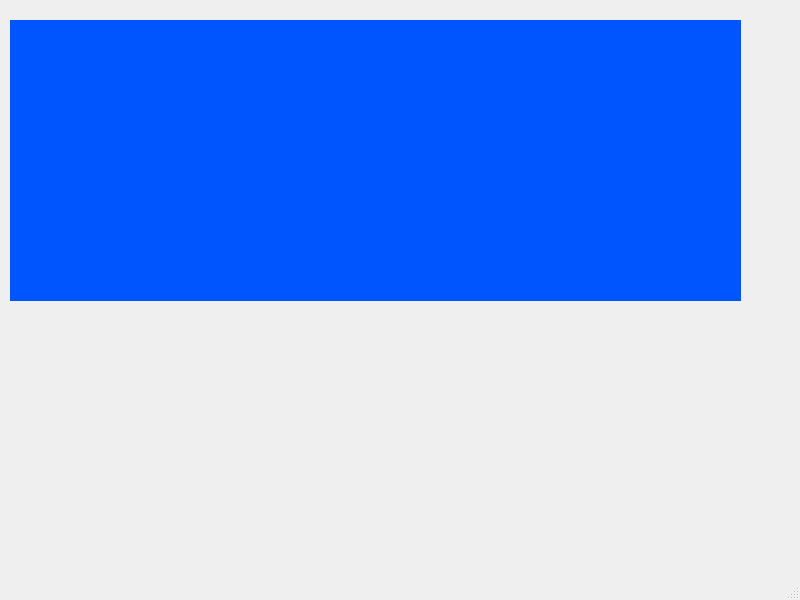
Old version of the form Code/PaperFriend/mainwindow.ui in the repository RomainPuech/Paper-Friend.
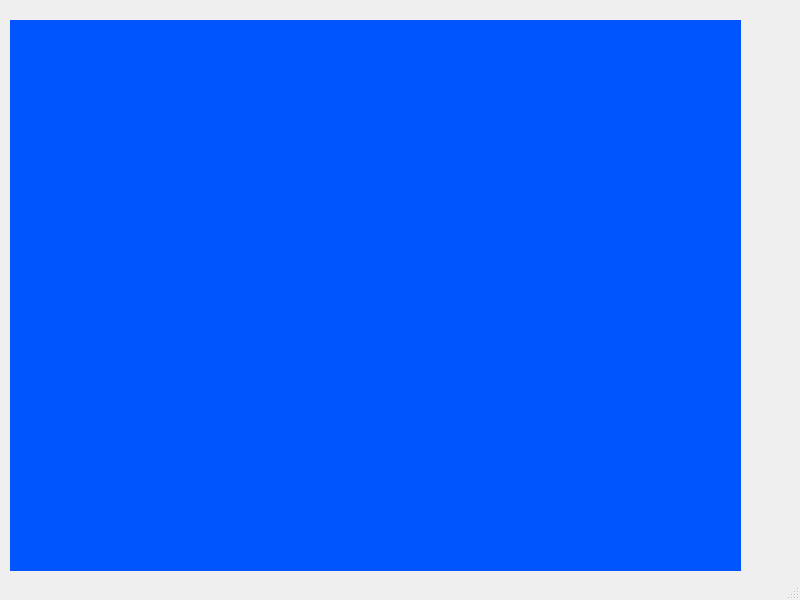
New version of the form.

The edit to the form file:
```diff
--- a/Code/PaperFriend/mainwindow.ui
+++ b/Code/PaperFriend/mainwindow.ui
@@ -20,7 +20,7 @@
       <x>10</x>
       <y>20</y>
       <width>731</width>
-      <height>281</height>
+      <height>551</height>
      </rect>
     </property>
     <property name="styleSheet">
```
Left out of the diff: 2 changed lines with no effect on the pictures.
